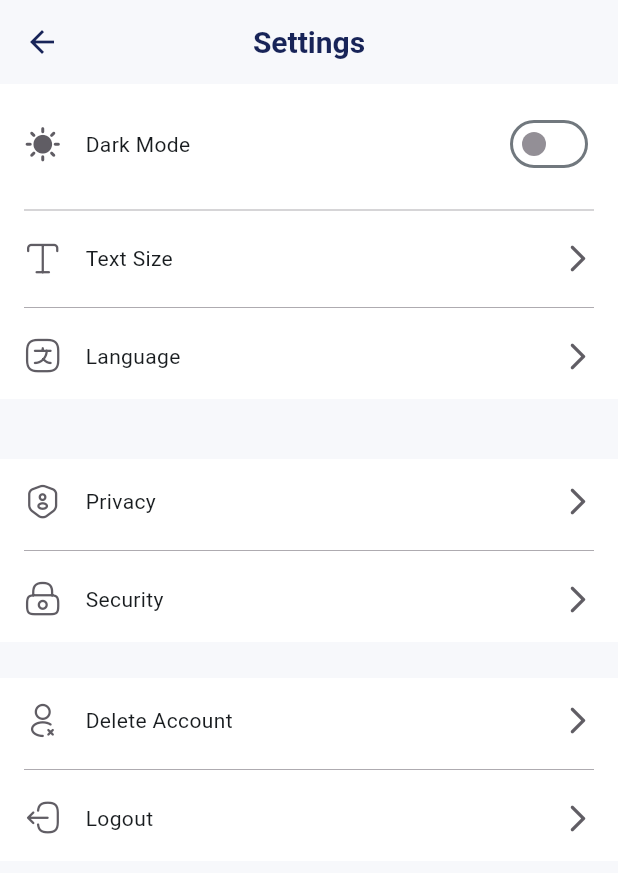
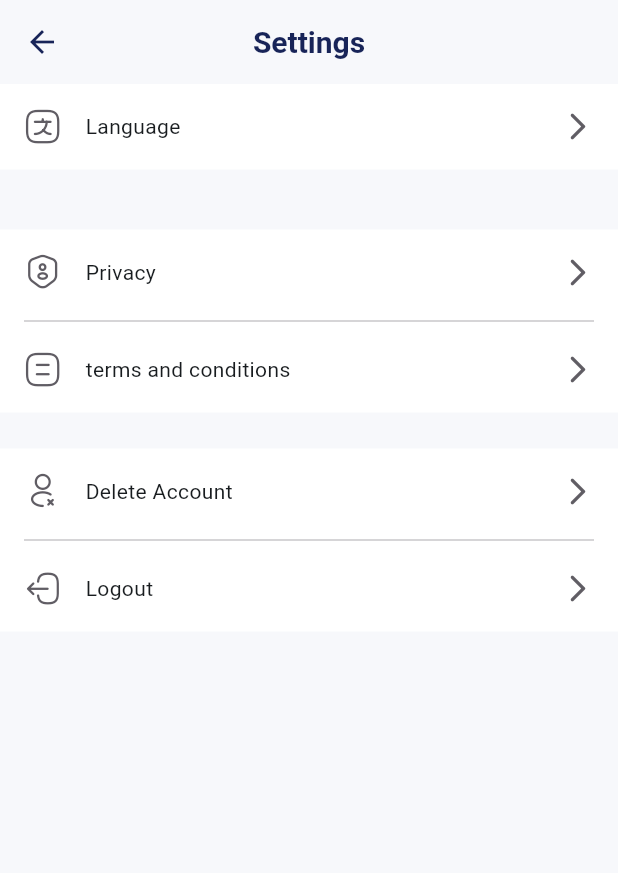
Before and after one commit to DaveBsns/idealize_mobile, a Flutter app: the AppSettingScreen screen opened directly, on a phone screen of 412 x 824 dp. Shown: the top 873 px of the screen. Run offline on Flutter 3.47's test engine with Material 3 defaults, Android fonts, the phone set to English and light mode, and no system bars; drawn by our look-alikes of loader_overlay, overlay_support; our stand-ins replace adaptive_dialog, dotted_border, file_picker, flutter_image_compress, flutter_secure_storage, flutter_svg and 5 more; accounts and stored records are empty.

Commit message:
new updated, fixed some issues based on reported file

```diff
--- a/lib/Core/Constants/config.dart
+++ b/lib/Core/Constants/config.dart
@@ -15,8 +15,8 @@ class AppConfig {
   String get baseFileUrl => "http://localhost:3000";
   String get chatBotServer => "http://localhost:3000/chat";
 
-  String get termsCondiftionsUrl => "http://localhost:4200/terms";
-  String get privacyPolicyUrl => "http://localhost:4200/privacy";
+  String get termsCondiftionsUrl => "https://localhost:4200/terms";
+  String get privacyPolicyUrl => "https://localhost:4200/privacy";
 
   double get textRatio => 1.0;
   final baseLocale = LanguageConstants().languageList[0];
--- a/lib/Core/I18n/de.dart
+++ b/lib/Core/I18n/de.dart
@@ -254,5 +254,9 @@ class DeLanguageData extends LanguageDataKeys {
         AppStrings.skipReqDesc:
             "Sie haben die Option, diese Schritte zu überspringen und sie später in Ihrem Profil hinzuzufügen.",
         AppStrings.noTitle: "Kein Titel",
+        AppStrings.delete: "Löschen",
+        AppStrings.deleteProject: "Projekt löschen",
+        AppStrings.deleteProjectContent:
+            "Sind Sie sicher, dass Sie @projectKeyword löschen möchten? Diese Aktion kann nicht rückgängig gemacht werden.",
       };
 }
--- a/lib/Core/I18n/en.dart
+++ b/lib/Core/I18n/en.dart
@@ -246,5 +246,8 @@ class EnLanguageData extends LanguageDataKeys {
         AppStrings.skipReqDesc:
             "You have the option to skip this steps and add it later in your profile.",
         AppStrings.noTitle: "No title",
+        AppStrings.delete: "Delete",
+        AppStrings.deleteProject: "Delete Project",
+        AppStrings.deleteProjectContent: "Are you sure you want to delete @projectKeyword? This action cannot be undone.",
       };
 }
--- a/lib/Core/I18n/messages.dart
+++ b/lib/Core/I18n/messages.dart
@@ -218,4 +218,7 @@ class AppStrings {
   static const String okey = "okey";
   static const String skipReqDesc = "skipReqDesc";
   static const String noTitle = "noTitle";
+  static const String delete = "delete";
+  static const String deleteProject = "deleteProject";
+  static const String deleteProjectContent = "deleteProjectContent";
 }
--- a/lib/Features/app_setting/presentation/screens/app_setting_screen.dart
+++ b/lib/Features/app_setting/presentation/screens/app_setting_screen.dart
@@ -1,6 +1,7 @@
 import 'package:flutter/material.dart';
 import 'package:gap/gap.dart';
 import 'package:get/get.dart';
+import 'package:idealize_new_version/Core/Utils/extensions.dart';
 import 'package:idealize_new_version/Features/app_setting/presentation/widgets/delete_account_bottomsheet_widget.dart';
 import 'package:idealize_new_version/Core/Components/switch_btn_widget.dart';
 import 'package:idealize_new_version/Core/Constants/config.dart';
@@ -31,54 +32,54 @@ class AppSettingScreen extends GetView<AppSettingController> {
               color: Colors.white,
               child: Column(
                 children: [
-                  Row(
-                    children: [
-                      Icon(Icons.sunny,
-                          size: 25, color: AppConfig().colors.darkGrayColor),
-                      Gap(AppConfig().dimens.medium),
-                      Text(AppStrings.darkMode.tr),
-                      const Spacer(),
-                      Obx(
-                        () {
-                          return CustomSwitchButton(
-                            value: controller.isDarkMode.value,
-                            onChanged: (newValue) =>
-                                controller.isDarkMode.value = newValue,
-                          );
-                        },
-                      ),
-                    ],
-                  ),
-                  Divider(
-                    color: AppConfig().colors.lightGrayColor,
-                    thickness: 0.5,
-                    height: 40,
-                  ),
-                  InkWell(
-                    onTap: () => Get.toNamed(AppConfig().routes.textSizeView),
-                    child: Row(
-                      children: [
-                        Icon(
-                          Iconsax.text,
-                          size: 25,
-                          color: AppConfig().colors.darkGrayColor,
-                        ),
-                        Gap(AppConfig().dimens.medium),
-                        Text(AppStrings.textSize.tr),
-                        const Spacer(),
-                        Icon(
-                          Icons.arrow_forward_ios_rounded,
-                          size: 22,
-                          color: AppConfig().colors.darkGrayColor,
-                        ),
-                      ],
-                    ),
-                  ),
-                  Divider(
-                    color: AppConfig().colors.lightGrayColor,
-                    thickness: 0.5,
-                    height: 40,
-                  ),
+                  // Row(
+                  //   children: [
+                  //     Icon(Icons.sunny,
+                  //         size: 25, color: AppConfig().colors.darkGrayColor),
+                  //     Gap(AppConfig().dimens.medium),
+                  //     Text(AppStrings.darkMode.tr),
+                  //     const Spacer(),
+                  //     Obx(
+                  //       () {
+                  //         return CustomSwitchButton(
+                  //           value: controller.isDarkMode.value,
+                  //           onChanged: (newValue) =>
+                  //               controller.isDarkMode.value = newValue,
+                  //         );
+                  //       },
+                  //     ),
+                  //   ],
+                  // ),
+                  // Divider(
+                  //   color: AppConfig().colors.lightGrayColor,
+                  //   thickness: 0.5,
+                  //   height: 40,
+                  // ),
+                  // InkWell(
+                  //   onTap: () => Get.toNamed(AppConfig().routes.textSizeView),
+                  //   child: Row(
+                  //     children: [
+                  //       Icon(
+                  //         Iconsax.text,
+                  //         size: 25,
+                  //         color: AppConfig().colors.darkGrayColor,
+                  //       ),
+                  //       Gap(AppConfig().dimens.medium),
+                  //       Text(AppStrings.textSize.tr),
+                  //       const Spacer(),
+                  //       Icon(
+                  //         Icons.arrow_forward_ios_rounded,
+                  //         size: 22,
+                  //         color: AppConfig().colors.darkGrayColor,
+                  //       ),
+                  //     ],
+                  //   ),
+                  // ),
+                  // Divider(
+                  //   color: AppConfig().colors.lightGrayColor,
+                  //   thickness: 0.5,
+                  //   height: 40,
+                  // ),
                   InkWell(
                     onTap: () => showModalBottomSheet(
                       backgroundColor: Colors.white,
@@ -115,7 +116,9 @@ class AppSettingScreen extends GetView<AppSettingController> {
               child: Column(
                 children: [
                   InkWell(
-                    onTap: () {},
+                    onTap: () {
+                      AppConfig().privacyPolicyUrl.launchURL();
+                    },
                     child: Row(
                       children: [
                         Icon(
@@ -140,16 +143,19 @@ class AppSettingScreen extends GetView<AppSettingController> {
                     height: 40,
                   ),
                   InkWell(
-                    onTap: () {},
+                    onTap: () {
+                      AppConfig().termsCondiftionsUrl.launchURL();
+                    },
                     child: Row(
                       children: [
                         Icon(
-                          Iconsax.lock,
+                          Iconsax.document,
                           size: 25,
                           color: AppConfig().colors.darkGrayColor,
                         ),
                         Gap(AppConfig().dimens.medium),
-                        Text(AppStrings.security.tr),
+                        Text(AppStrings.termsAndConditions.tr
+                            .replaceAll(' *.', '')),
                         const Spacer(),
                         Icon(
                           Icons.arrow_forward_ios_rounded,
@@ -159,6 +165,31 @@ class AppSettingScreen extends GetView<AppSettingController> {
                       ],
                     ),
                   ),
+                  // Divider(
+                  //   color: AppConfig().colors.lightGrayColor,
+                  //   thickness: 0.5,
+                  //   height: 40,
+                  // ),
+                  // InkWell(
+                  //   onTap: () {},
+                  //   child: Row(
+                  //     children: [
+                  //       Icon(
+                  //         Iconsax.lock,
+                  //         size: 25,
+                  //         color: AppConfig().colors.darkGrayColor,
+                  //       ),
+                  //       Gap(AppConfig().dimens.medium),
+                  //       Text(AppStrings.security.tr),
+                  //       const Spacer(),
+                  //       Icon(
+                  //         Icons.arrow_forward_ios_rounded,
+                  //         size: 22,
+                  //         color: AppConfig().colors.darkGrayColor,
+                  //       ),
+                  //     ],
+                  //   ),
+                  // ),
                 ],
               ).paddingAll(AppConfig().dimens.medium),
             ),
--- a/lib/Features/create_new_project/presentation/views/create_new_project_screen.dart
+++ b/lib/Features/create_new_project/presentation/views/create_new_project_screen.dart
@@ -2,6 +2,7 @@ import 'package:flutter/material.dart';
 import 'package:get/get.dart';
 import 'package:idealize_new_version/Core/Components/stepper_widget.dart';
 import 'package:idealize_new_version/Core/Constants/config.dart';
+import 'package:idealize_new_version/Core/Constants/global_keys.dart';
 import 'package:idealize_new_version/Core/Data/Models/project_model.dart';
 import 'package:idealize_new_version/Core/I18n/messages.dart';
 
@@ -24,6 +25,7 @@ class CreateNewProjectScreen extends GetView<CreateNewProjectController> {
     });
 
     return Scaffold(
+      key: GlobalKeys.addProject,
       resizeToAvoidBottomInset: false,
       appBar: AppBar(
         backgroundColor: AppConfig().colors.backGroundColor,
@@ -39,7 +41,7 @@ class CreateNewProjectScreen extends GetView<CreateNewProjectController> {
           builder: (_) => controller.updateProjectModel != null
               ? Text(
                   "Edit ${controller.updateProjectModel!.isDraft ? 'Draft' : 'Project'}")
-              :  Text(AppStrings.newProject.tr),
+              : Text(AppStrings.newProject.tr),
         ),
       ),
       body: Column(
--- a/lib/Features/home/presentation/home_view.dart
+++ b/lib/Features/home/presentation/home_view.dart
@@ -2,6 +2,7 @@ import 'package:flutter/material.dart';
 import 'package:gap/gap.dart';
 import 'package:get/get.dart';
 import 'package:idealize_new_version/Core/Constants/config.dart';
+import 'package:idealize_new_version/Core/Constants/global_keys.dart';
 import 'package:idealize_new_version/Core/I18n/messages.dart';
 import 'package:idealize_new_version/Features/home/presentation/controller/home_controller.dart';
 import 'package:idealize_new_version/Features/home/presentation/widgets/home_main_list_widget.dart';
@@ -14,6 +15,7 @@ class HomeView extends GetView<HomeController> {
   @override
   Widget build(BuildContext context) {
     return Scaffold(
+      key: GlobalKeys.home,
       appBar: AppBar(
         title: Text(AppStrings.projects.tr),
       ),
--- a/lib/Features/my_projects/presentation/my_projects_screen.dart
+++ b/lib/Features/my_projects/presentation/my_projects_screen.dart
@@ -34,6 +34,7 @@ class MyProjectsScreen extends GetView<MyProjectsController> {
                   children: [
                     ProjectItemListWidget(
                       projects: controller.myProjects,
+                      isEditLabel: true,
                       onTappedDeleteProject: (project) =>
                           controller.deleteProject(
                         project,
@@ -42,6 +43,7 @@ class MyProjectsScreen extends GetView<MyProjectsController> {
                           controller.routeToProject(project),
                     ),
                     ProjectItemListWidget(
+                      isEditLabel: true,
                       projects: controller.draftProjects,
                       onTappedDeleteProject: (project) =>
                           controller.deleteProject(
--- a/lib/Features/profile/presentation/profile_screen.dart
+++ b/lib/Features/profile/presentation/profile_screen.dart
@@ -4,6 +4,7 @@ import 'package:get/get.dart';
 import 'package:idealize_new_version/Core/Components/buttons_widget.dart';
 import 'package:idealize_new_version/Core/Components/image_loader_widget.dart';
 import 'package:idealize_new_version/Core/Constants/config.dart';
+import 'package:idealize_new_version/Core/Constants/global_keys.dart';
 import 'package:idealize_new_version/Core/Constants/icons.dart';
 import 'package:idealize_new_version/Core/I18n/messages.dart';
 import 'package:idealize_new_version/Core/Utils/enums.dart';
@@ -24,6 +25,7 @@ class ProfileScreen extends GetView<ProfileController> {
           : AppConfig().colors.backGroundColor,
       child: SafeArea(
         child: Scaffold(
+          key: GlobalKeys.profile,
           backgroundColor: AppConfig().colors.backGroundColor,
           body: SingleChildScrollView(
             physics: const BouncingScrollPhysics(),
--- a/lib/app_repo.dart
+++ b/lib/app_repo.dart
@@ -44,6 +44,7 @@ class AppRepo {
     label: '',
     text: '',
   );
+
 
   String getProjectFileUrl(ProjectFile? file) {
     if (file != null) {
```
Also changed, not shown: lib/Core/Constants/global_keys.dart (added, +7 -0 lines), lib/Core/Utils/extensions.dart (+4 -21 lines), lib/Features/create_new_project/presentation/controller/create_new_project_controller.dart (+34 -6 lines), lib/Features/edit_profile/presentation/edit_profile_screen.dart (+8 -8 lines), lib/Features/my_projects/presentation/controller/my_projects_controller.dart (+36 -0 lines), lib/Features/my_projects/presentation/widgets/project_item_list_widget.dart (+6 -2 lines), lib/Features/register/presentation/View/register_third_step_screen.dart (+11 -11 lines), pubspec.yaml (+8 -0 lines), assets/png/app_logo.png (added), 29 other files.
